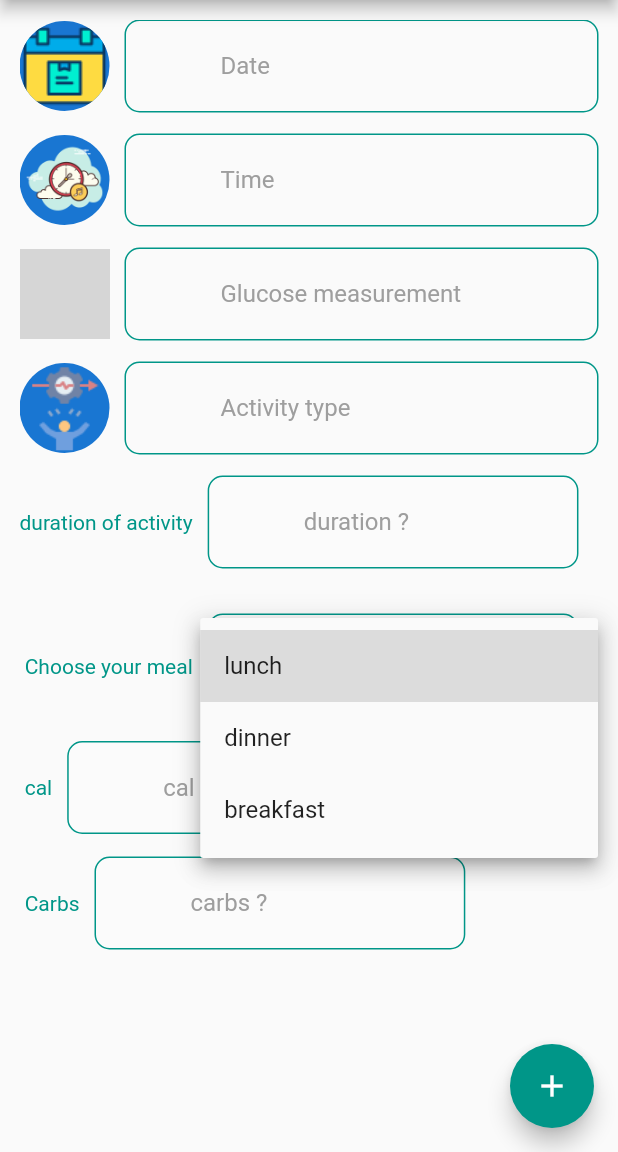
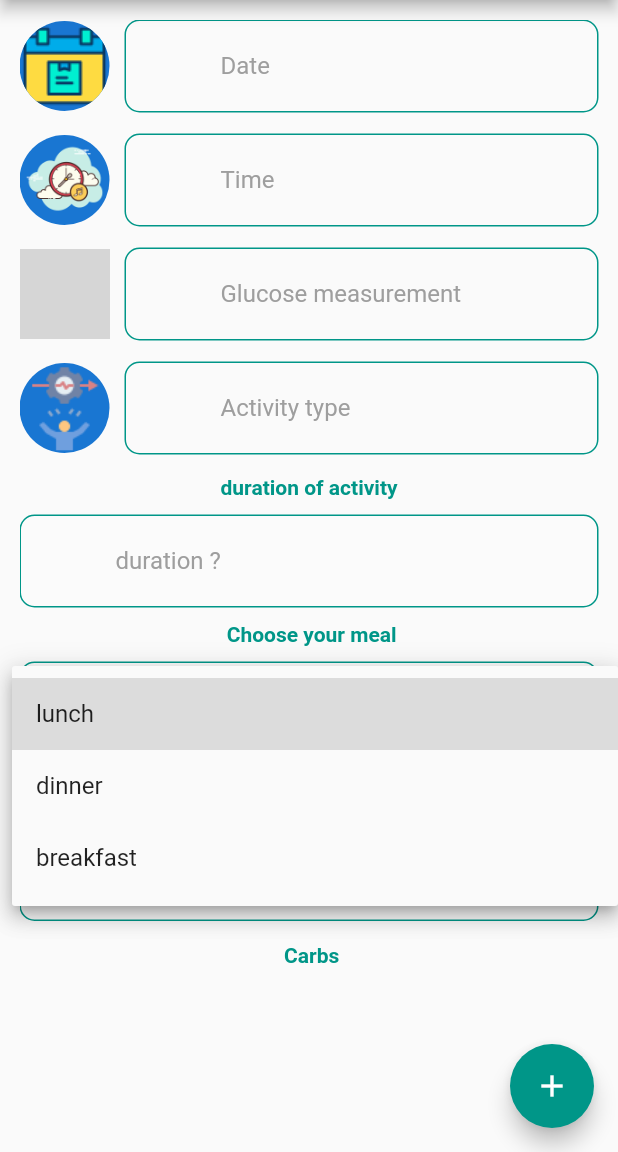
Before and after one commit to mohammedzidan1/easysuger, a Flutter app: the PredictionScreen screen opened directly, after a tap on "lunch", on a phone screen of 412 x 824 dp, the part 84-1236 px from its top. Run offline on Flutter 3.47's test engine with Material 2 defaults, Android fonts, the phone set to English and light mode, and no system bars; our stand-ins replace animated_splash_screen, bloc, cloud_firestore, easy_localization, equatable, firebase_auth and 2 more; missing offline and left inert: firestore_model, flutter_facebook_auth; accounts and stored records are empty; grey boxes are pictures that could not be loaded.

Commit message:
update prediction

```diff
--- a/lib/view/custom_widet/custom_drob_down_menu.dart
+++ b/lib/view/custom_widet/custom_drob_down_menu.dart
@@ -20,14 +20,14 @@ class _CustomDrobDownMenuShortActionState
   @override
   Widget build(BuildContext context) {
     return Container(
-      width: MediaQuery.of(context).size.width * .6,
+      width: MediaQuery.of(context).size.width ,
       padding: EdgeInsets.all(10.0),
       decoration: BoxDecoration(
         border: Border.all(color: ColorsApp.primaryColor),
         borderRadius: BorderRadius.circular(10),
       ),
-      child: Row(
-        mainAxisAlignment: MainAxisAlignment.start,
+      child: Column(
+        //mainAxisAlignment: MainAxisAlignment.start,
         children: [
           DropdownButton<String>(
             value: selectedItemShortAction,
--- a/lib/view/custom_widet/custom_drob_menue_long_action.dart
+++ b/lib/view/custom_widet/custom_drob_menue_long_action.dart
@@ -20,14 +20,14 @@ class _CustomDrobDownMenuLongActionState
   @override
   Widget build(BuildContext context) {
     return Container(
-      width: MediaQuery.of(context).size.width * .6,
+      width: MediaQuery.of(context).size.width ,
       padding: EdgeInsets.all(10.0),
       decoration: BoxDecoration(
         border: Border.all(color: ColorsApp.primaryColor),
         borderRadius: BorderRadius.circular(10),
       ),
-      child: Row(
-        mainAxisAlignment: MainAxisAlignment.start,
+      child: Column(
+       // mainAxisAlignment: MainAxisAlignment.start,
         children: [
           DropdownButton<String>(
             value: selectedItemLongAction,
--- a/lib/view/screens/patient_home_screen.dart
+++ b/lib/view/screens/patient_home_screen.dart
@@ -75,6 +75,9 @@ class _HomeScreenState extends State<HomeScreen> {
                                           color: Colors.black,
                                           fontWeight: FontWeight.w700,
                                         ),
+                                        const SizedBox(
+                                          width: 12,
+                                        ),
                                         Column(
                                           children: [
                                             CustomText(
@@ -102,9 +105,9 @@ class _HomeScreenState extends State<HomeScreen> {
                                                   fontWeight: FontWeight.w700,
                                                 ),
                                               ),
-                                              // const SizedBox(
-                                              //   height: 2,
-                                              // ),
+                                              const SizedBox(
+                                                height: .9,
+                                              ),
                                               Flexible(
                                                 child: CustomText(
                                                   text: user?.carbs,
@@ -112,9 +115,9 @@ class _HomeScreenState extends State<HomeScreen> {
                                                   fontWeight: FontWeight.w700,
                                                 ),
                                               ),
-                                              // const SizedBox(
-                                              //   height: 2,
-                                              // ),
+                                              const SizedBox(
+                                                height: .9,
+                                              ),
                                               Flexible(
                                                 child: CustomText(
                                                   text: user?.cal,
@@ -147,11 +150,11 @@ class _HomeScreenState extends State<HomeScreen> {
                                   )
                                 : const Center(
                                     child: Text(
-                                      'No Prediction Yet',
+                                      'No Prediction Yet !',
                                       style: TextStyle(
                                           color: Colors.red,
                                           fontWeight: FontWeight.bold,
-                                          fontSize: 22),
+                                          fontSize: 20),
                                     ),
                                   )),
                       ),
--- a/lib/view/screens/prediction_screen.dart
+++ b/lib/view/screens/prediction_screen.dart
@@ -107,17 +107,18 @@ class _PredictionScreenState extends State<PredictionScreen> {
                 assetsImage: "assets/images/icons8-activity-64.png",
                 lableText: "Activity type",
               ),
-              Row(
+              Column(
                 children: [
                   const CustomText(
+                    fontWeight: FontWeight.bold,
                     text: "duration of activity",
                     color: ColorsApp.primaryColor,
                   ),
                   const SizedBox(
-                    width: 10,
+                    height: 10,
                   ),
                   Container(
-                    width: MediaQuery.of(context).size.width * .6,
+                    //width: MediaQuery.of(context).size.width * .6,
                     child: CustomTextField(
                       color: Colors.white12,
                       controller: durationControllar,
@@ -127,22 +128,22 @@ class _PredictionScreenState extends State<PredictionScreen> {
                 ],
               ),
               const SizedBox(
-                height: 15,
+                height: 10,
               ),
-              const SizedBox(
-                height: 15,
-              ),
-              Row(
+
+              Column(
                 children: [
                   const CustomText(
+                    fontWeight: FontWeight.bold,
+
                     text: " Choose your meal",
                     color: ColorsApp.primaryColor,
                   ),
                   SizedBox(
-                    width: 10.0,
+                    height: 10.0,
                   ),
                   Container(
-                    width: MediaQuery.of(context).size.width * .6,
+                    width: MediaQuery.of(context).size.width ,
                     padding: EdgeInsets.all(10.0),
                     decoration: BoxDecoration(
                       border: Border.all(color: ColorsApp.primaryColor),
@@ -165,18 +166,20 @@ class _PredictionScreenState extends State<PredictionScreen> {
               const SizedBox(
                 height: 15,
               ),
-              Row(
+              Column(
                 //  mainAxisAlignment: MainAxisAlignment.spaceAround,
                 children: [
                   const CustomText(
+                    fontWeight: FontWeight.bold,
+
                     text: " cal",
                     color: ColorsApp.primaryColor,
                   ),
                   const SizedBox(
-                    width: 10,
+                    height: 10,
                   ),
                   Container(
-                    width: MediaQuery.of(context).size.width * .6,
+                    //width: MediaQuery.of(context).size.width * .6,
                     child: CustomTextField(
                       color: Colors.white12,
                       controller: calController,
@@ -188,18 +191,20 @@ class _PredictionScreenState extends State<PredictionScreen> {
               const SizedBox(
                 height: 15,
               ),
-              Row(
+              Column(
                 //  mainAxisAlignment: MainAxisAlignment.spaceAround,
                 children: [
                   const CustomText(
+                    fontWeight: FontWeight.bold,
+
                     text: " Carbs",
                     color: ColorsApp.primaryColor,
                   ),
                   const SizedBox(
-                    width: 10,
+                    height: 10,
                   ),
                   Container(
-                    width: MediaQuery.of(context).size.width * .6,
+                   // width: MediaQuery.of(context).size.width * .6,
                     child: CustomTextField(
                       color: Colors.white12,
                       controller: carbsController,
@@ -214,7 +219,7 @@ class _PredictionScreenState extends State<PredictionScreen> {
               const SizedBox(
                 height: 10.0,
               ),
-              Row(
+              Column(
                 children: const [
                   CustomText(
                     text: "Short Action",
@@ -222,24 +227,24 @@ class _PredictionScreenState extends State<PredictionScreen> {
                     fontWeight: FontWeight.bold,
                   ),
                   SizedBox(
-                    width: 8,
+                    height: 10,
                   ),
-                  Expanded(child: CustomDrobDownMenuShortAction()),
+                  CustomDrobDownMenuShortAction(),
                 ],
               ),
               const SizedBox(
                 height: 10,
               ),
-              Row(
+              Column(
                 children: const [
                   CustomText(
                       text: "Long Action",
                       color: ColorsApp.primaryColor,
                       fontWeight: FontWeight.bold),
                   SizedBox(
-                    width: 8,
+                  height: 10,
                   ),
-                  Expanded(child: CustomDrobDownMenuLongAction()),
+                   CustomDrobDownMenuLongAction(),
                 ],
               ),
             ]),
```
Also changed, not shown: pubspec.lock, 1 other file.
